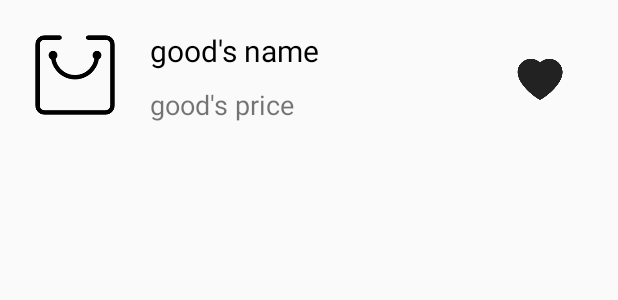
After one commit to Dargeul/PetsDay, an Android app: the layout market_goods.xml on its own in the app's theme, with its tools: preview values and no code run, on a phone screen of 412 x 824 dp. The commit adds this screen. Shown: the top 300 px of the screen. Run offline under Robolectric (Android 15) with nearby library versions, the phone set to English and light mode, and no system bars.

Commit message:
增加商城界面

```diff
--- a/app/build.gradle
+++ b/app/build.gradle
@@ -31,5 +31,7 @@ dependencies {
     compile 'com.github.lecho:hellocharts-android:v1.5.8'
     compile 'com.android.support:recyclerview-v7:25.0.0'
     compile 'com.github.anzaizai:EasySwipeMenuLayout:1.1.2'
+    compile 'com.github.bumptech.glide:glide:3.7.0'
+    compile 'com.youth.banner:banner:1.4.10'
     testCompile 'junit:junit:4.12'
 }
--- a/app/src/main/AndroidManifest.xml
+++ b/app/src/main/AndroidManifest.xml
@@ -1,6 +1,12 @@
 <?xml version="1.0" encoding="utf-8"?>
 <manifest xmlns:android="http://schemas.android.com/apk/res/android"
     package="com.example.gypc.petsday">
+
+    <!-- if you want to load images from the internet -->
+    <uses-permission android:name="android.permission.INTERNET" />
+
+    <!-- if you want to load images from a file OR from the internet -->
+    <uses-permission android:name="android.permission.READ_EXTERNAL_STORAGE" />
 
     <application
         android:allowBackup="true"
--- a/app/src/main/res/layout/fragment_mine.xml
+++ b/app/src/main/res/layout/fragment_mine.xml
@@ -84,7 +84,8 @@
         android:layout_width="match_parent"
         android:layout_height="200dp">
 
-        <ListView xmlns:android="http://schemas.android.com/apk/res/android"
+        <ListView
+            xmlns:android="http://schemas.android.com/apk/res/android"
             android:id="@+id/mypetRV"
             android:layout_width="fill_parent"
             android:layout_height="fill_parent"
@@ -109,7 +110,8 @@
             android:layout_width="match_parent"
             android:layout_height="wrap_content">
 
-            <ListView xmlns:android="http://schemas.android.com/apk/res/android"
+            <ListView
+                xmlns:android="http://schemas.android.com/apk/res/android"
                 android:id="@+id/followpetRV"
                 android:layout_width="fill_parent"
                 android:layout_height="fill_parent"
--- /dev/null
+++ b/app/src/main/res/layout/market_goods.xml
@@ -0,0 +1,53 @@
+<?xml version="1.0" encoding="utf-8"?>
+<LinearLayout xmlns:android="http://schemas.android.com/apk/res/android"
+    android:id="@+id/marketgoodsLL"
+    android:orientation="vertical"
+    android:layout_width="match_parent"
+    android:layout_height="wrap_content">
+
+    <LinearLayout
+        android:id="@+id/contentLL"
+        android:layout_width="match_parent"
+        android:layout_height="wrap_content"
+        android:orientation="horizontal"
+        android:padding="20dp">
+
+        <ImageView
+            android:id="@+id/goodsIV"
+            android:layout_width="60dp"
+            android:layout_height="60dp"
+            android:src="@mipmap/good"
+            android:layout_marginRight="20dp"/>
+
+        <LinearLayout
+            android:layout_width="0dp"
+            android:layout_height="wrap_content"
+            android:layout_weight="1"
+            android:orientation="vertical">
+
+            <TextView
+                android:id="@+id/goodnameTV"
+                android:layout_width="wrap_content"
+                android:layout_height="wrap_content"
+                android:text="good's name"
+                android:textSize="20dp"
+                android:textColor="@color/colorBlack"/>
+
+            <TextView
+                android:id="@+id/goodpriceTV"
+                android:layout_width="wrap_content"
+                android:layout_height="wrap_content"
+                android:paddingTop="10dp"
+                android:text="good's price"
+                android:textSize="18dp"/>
+        </LinearLayout>
+
+        <ImageView
+            android:id="@+id/loveIV"
+            android:layout_width="32dp"
+            android:layout_height="32dp"
+            android:src="@mipmap/love"
+            android:layout_margin="16dp"/>
+    </LinearLayout>
+
+</LinearLayout>
--- a/build.gradle
+++ b/build.gradle
@@ -3,6 +3,7 @@
 buildscript {
     repositories {
         jcenter()
+        google()
     }
     dependencies {
         classpath 'com.android.tools.build:gradle:3.0.1'
@@ -18,6 +19,8 @@ allprojects {
         maven {
             url "https://jitpack.io"
         }
+        mavenCentral()
+        google()
     }
 }
 
```
Also changed, not shown: app/src/main/java/com/example/gypc/petsday/GlideImageLoader.java (added, +20 -0 lines), app/src/main/java/com/example/gypc/petsday/MainActivity.java (+7 -0 lines), app/src/main/java/com/example/gypc/petsday/MarketFragment.java (+35 -1 lines), app/src/main/java/com/example/gypc/petsday/MineFragment.java (+9 -9 lines), app/src/main/res/layout/fragment_market.xml (+23 -3 lines), app/src/main/res/mipmap-hdpi/good.png (added), app/src/main/res/mipmap-xxxhdpi/banner1.png (added), app/src/main/res/mipmap-xxxhdpi/banner2.png (added), app/src/main/res/mipmap-xxxhdpi/banner3.png (added), app/src/main/res/mipmap-xxxhdpi/banner4.png (added), app/src/main/res/mipmap-xxxhdpi/banner5.png (added).
